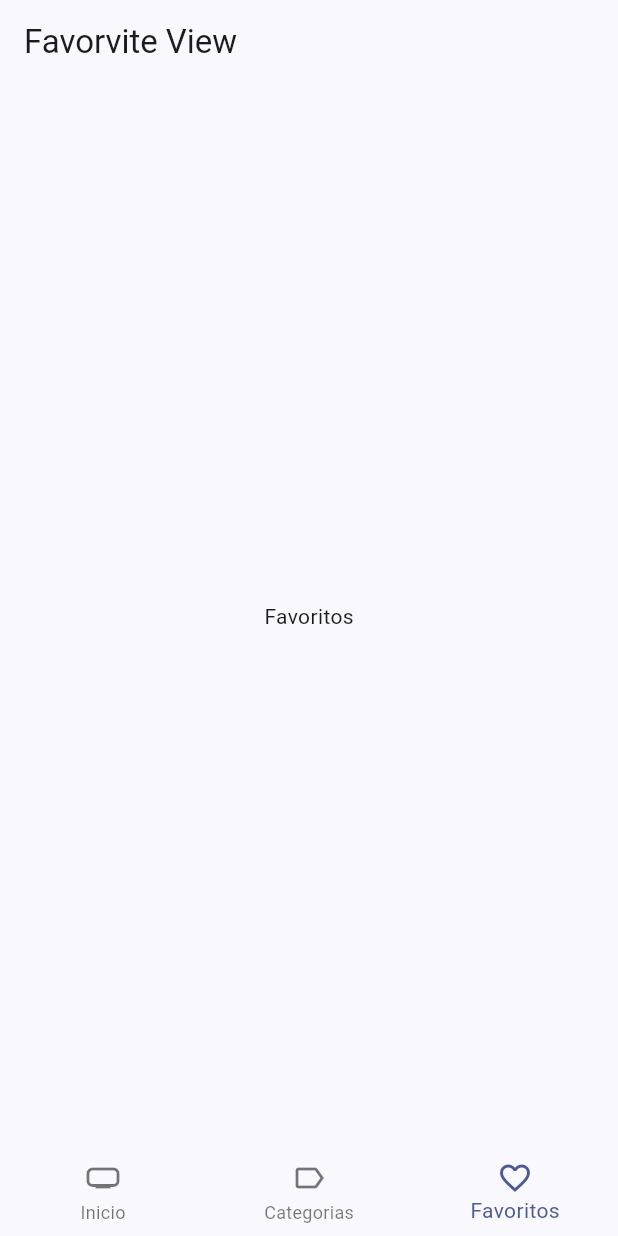
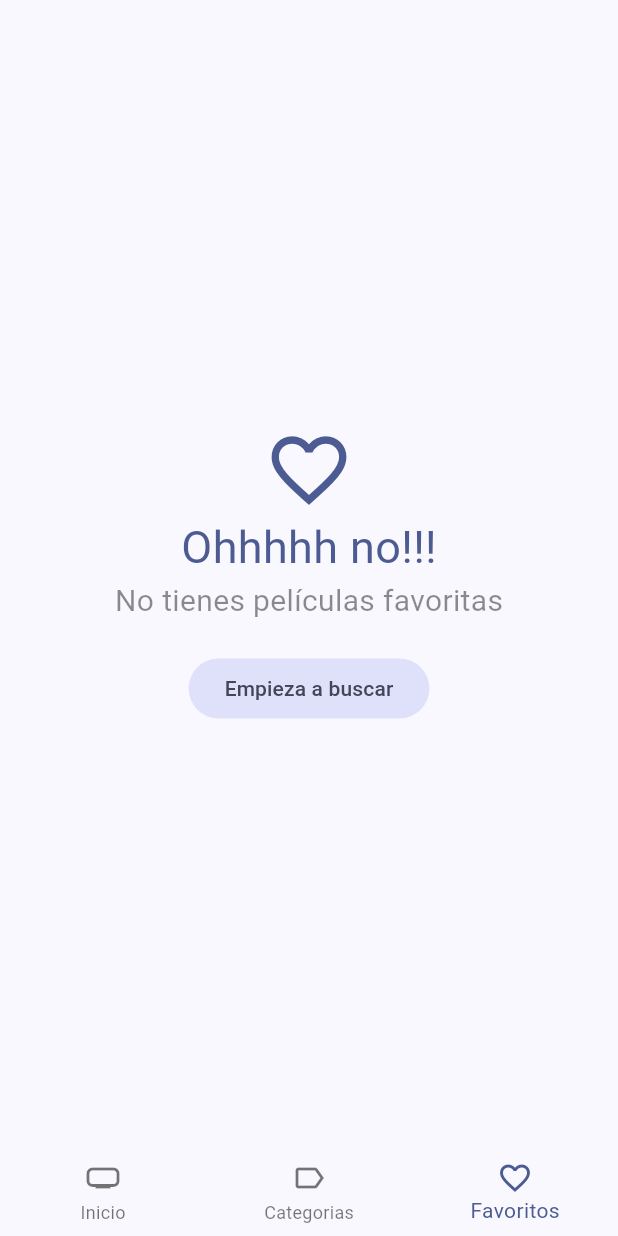
Before and after one commit to dhavico/cinemapedia, a Flutter app: the screen it shows after launch, item 3 of the bottom bar chosen, on a phone screen of 412 x 824 dp. Run offline on Flutter 3.47's test engine with Material 2 defaults, Android fonts, the phone set to English and light mode, and no system bars; our stand-ins replace animate_do, card_swiper, dio, flutter_dotenv, flutter_riverpod, go_router and 1 more; accounts and stored records are empty; generated files the repository leaves out were written again; network calls fail.

Commit message:
finalizando la sección 17

```diff
--- a/lib/domain/entities/movie.dart
+++ b/lib/domain/entities/movie.dart
@@ -1,4 +1,10 @@
+import 'package:isar/isar.dart';
+
+part 'movie.g.dart';
+
+@collection
 class Movie {
+  Id? isarId;
   final bool adult;
   final String backdropPath;
   final List<String> genreIds;
--- a/lib/infrastructure/models/moviedb/movie_details.dart
+++ b/lib/infrastructure/models/moviedb/movie_details.dart
@@ -138,7 +138,7 @@ class BelongsToCollection {
       BelongsToCollection(
         id: json["id"],
         name: json["name"],
-        posterPath: json["poster_path"],
+        posterPath: json["poster_path"] ?? '',
         backdropPath: json["backdrop_path"] ?? '',
       );
 
--- a/lib/presentation/providers/providers.dart
+++ b/lib/presentation/providers/providers.dart
@@ -6,3 +6,5 @@ export 'actors/actors_by_movie_provider.dart';
 export 'actors/actors_repository_provider.dart';
 export 'movies/movie_info_provider.dart';
 export 'search/search_movies_provider.dart';
+export 'storage/local_storage_provider.dart';
+export 'storage/favorite_movies_provider.dart';
--- a/lib/presentation/views/movies/favorites_view.dart
+++ b/lib/presentation/views/movies/favorites_view.dart
@@ -1,17 +1,64 @@
+import 'package:cinemapedia/presentation/providers/providers.dart';
+import 'package:cinemapedia/presentation/widgets/movies/movie_masonry.dart';
 import 'package:flutter/material.dart';
+import 'package:flutter_riverpod/flutter_riverpod.dart';
+import 'package:go_router/go_router.dart';
 
-class FavoritesView extends StatelessWidget {
+class FavoritesView extends ConsumerStatefulWidget {
   const FavoritesView({super.key});
 
   @override
+  FavoritesViewState createState() => FavoritesViewState();
+}
+
+class FavoritesViewState extends ConsumerState<FavoritesView> {
+  bool isLastPage = false;
+  bool isLoading = false;
+
+  @override
+  void initState() {
+    super.initState();
+    loadNextPage();
+  }
+
+  void loadNextPage() async {
+    if (isLoading || isLastPage) return;
+    isLoading = true;
+
+    final movies =
+        await ref.read(favoriteMoviesProvider.notifier).loadNextPage();
+    isLoading = false;
+    if (movies.isEmpty) {
+      isLastPage = true;
+    }
+  }
+
+  @override
   Widget build(BuildContext context) {
+    //Map<int, Movie> ==> List<Movie> [values.toList()]
+    final favoriteMovies = ref.watch(favoriteMoviesProvider).values.toList();
+    if (favoriteMovies.isEmpty) {
+      final colors = Theme.of(context).colorScheme;
+      return Center(
+        child: Column(
+          mainAxisAlignment: MainAxisAlignment.center,
+          crossAxisAlignment: CrossAxisAlignment.center,
+          children: [
+            Icon(Icons.favorite_outline_sharp, size: 60, color: colors.primary),
+            Text('Ohhhhh no!!!',
+                style: TextStyle(fontSize: 30, color: colors.primary)),
+            const Text('No tienes películas favoritas',
+                style: TextStyle(fontSize: 20, color: Colors.black45)),
+            const SizedBox(height: 20),
+            FilledButton.tonal(
+                onPressed: () => context.go('/home/0'),
+                child: const Text('Empieza a buscar'))
+          ],
+        ),
+      );
+    }
+
     return Scaffold(
-      appBar: AppBar(
-        title: const Text('Favorvite View'),
-      ),
-      body: const Center(
-        child: Text('Favoritos'),
-      ),
-    );
+        body: MovieMasonry(loadNextPage: loadNextPage, movies: favoriteMovies));
   }
 }
--- a/lib/presentation/widgets/shared/custom_appbar.dart
+++ b/lib/presentation/widgets/shared/custom_appbar.dart
@@ -38,7 +38,7 @@ class CustomAppbar extends ConsumerWidget {
                                 .searchMoviesByQuery))
                     .then((movie) {
                   if (movie == null) return;
-                  context.push('/movie/${movie.id}');
+                  context.push('/home/0/movie/${movie.id}');
                 });
               },
               icon: const Icon(Icons.search))
--- a/lib/presentation/widgets/widgets.dart
+++ b/lib/presentation/widgets/widgets.dart
@@ -1,5 +1,7 @@
+export 'movies/movie_horizontal_listview.dart';
+export 'movies/movie_masonry.dart';
+export 'movies/movie_poster_link.dart';
+export 'movies/movies_slideshow.dart';
 export 'shared/custom_appbar.dart';
-export 'movies/movies_slideshow.dart';
 export 'shared/custom_bottom_navigation.dart';
-export 'movies/movie_horizontal_listview.dart';
 export 'shared/full_screen_loader.dart';
--- a/pubspec.yaml
+++ b/pubspec.yaml
@@ -14,8 +14,12 @@ dependencies:
     sdk: flutter
   flutter_dotenv: ^5.1.0
   flutter_riverpod: ^2.4.0
+  flutter_staggered_grid_view: ^0.7.0
   go_router: ^10.1.2
   intl: ^0.18.1
+  isar: ^3.0.5
+  isar_flutter_libs: ^3.0.5
+  path_provider: ^2.1.1
 
 dev_dependencies:
   flutter_lints: ^2.0.0
```
Also changed, not shown: lib/domain/datasources/local_storage_datasource.dart (added, +9 -0 lines), lib/domain/repositories/local_storage_repository.dart (added, +9 -0 lines), lib/infrastructure/datasources/isar_datasource_impl.dart (added, +60 -0 lines), lib/infrastructure/repositories/local_storage_repository_impl.dart (added, +24 -0 lines), lib/presentation/providers/storage/favorite_movies_provider.dart (added, +50 -0 lines), lib/presentation/providers/storage/local_storage_provider.dart (added, +7 -0 lines), lib/presentation/screens/movies/movie_screen.dart (+65 -20 lines), lib/presentation/widgets/movies/movie_masonry.dart (added, +62 -0 lines), lib/presentation/widgets/movies/movie_poster_link.dart (added, +35 -0 lines), lib/domain/entities/movie.g.dart (added), pubspec.lock, 6 other files.
